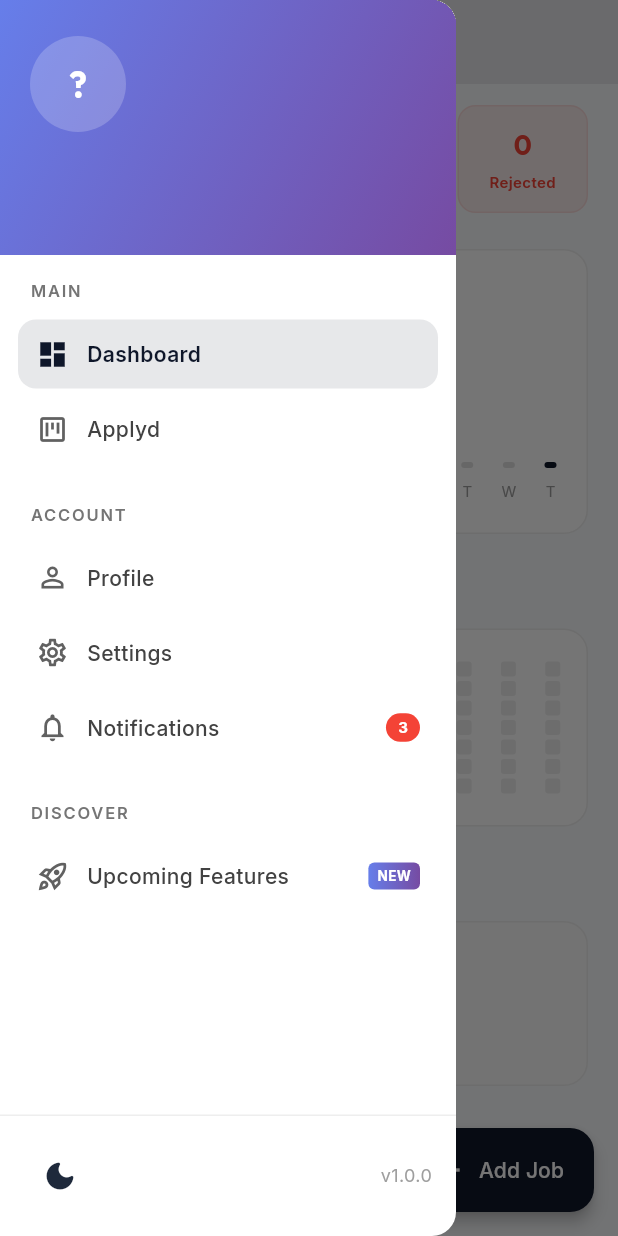
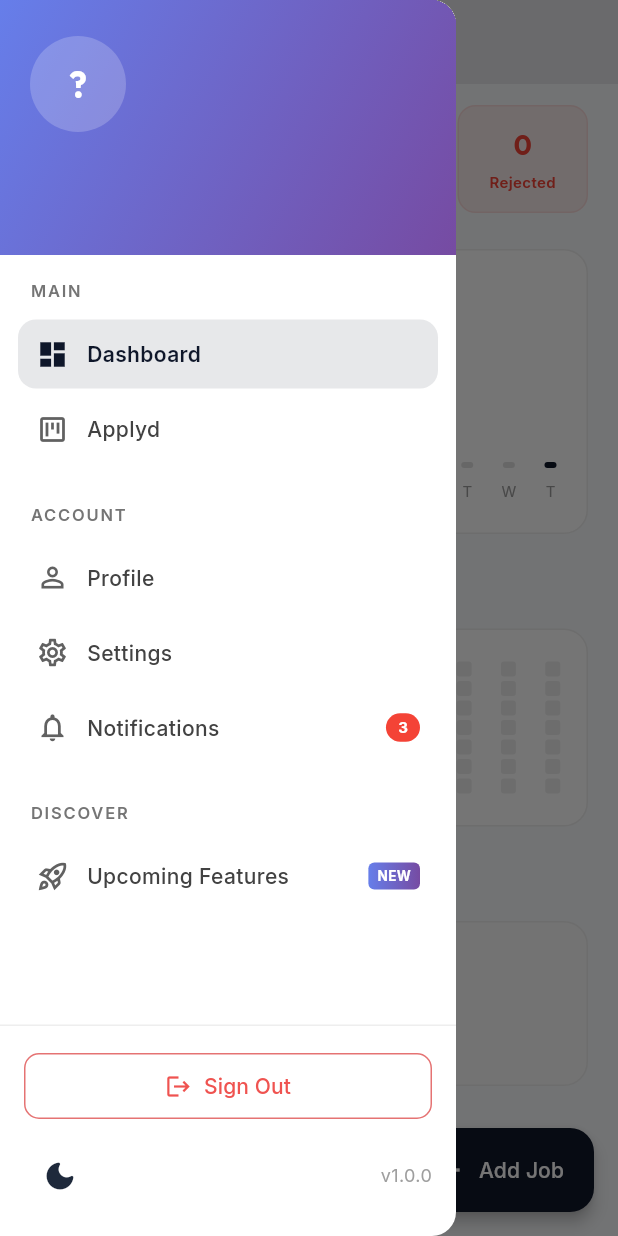
Before and after one commit to Thariq16/Job-Tracker, a Flutter app: the screen it shows once a user with an empty profile is signed in, scrolled down 276 dp, after a tap on the "menu" icon, on a phone screen of 412 x 824 dp. Run offline on Flutter 3.47's test engine with Material 3 defaults, Android fonts, the phone set to English and light mode, and no system bars; our stand-ins replace cloud_firestore, file_picker, firebase_auth, firebase_core, firebase_storage, flutter_riverpod and 3 more; accounts and stored records are empty; statements that could not run were skipped.

Commit message:
feat: Add core UI components including splash screen, login, and app drawer, and configure PWA assets and icons.

```diff
--- a/lib/core/app_drawer.dart
+++ b/lib/core/app_drawer.dart
@@ -174,7 +174,36 @@ class AppDrawer extends ConsumerWidget {
                 ),
               ),
             ),
-            child: Row(
+            child: Column(
+              children: [
+                // Sign Out Button
+                SizedBox(
+                  width: double.infinity,
+                  child: OutlinedButton.icon(
+                    onPressed: () async {
+                      Navigator.pop(context);
+                      await FirebaseAuth.instance.signOut();
+                      if (context.mounted) {
+                        context.go('/login');
+                      }
+                    },
+                    icon: const Icon(Icons.logout, size: 18),
+                    label: Text(
+                      'Sign Out',
+                      style: GoogleFonts.inter(fontWeight: FontWeight.w500),
+                    ),
+                    style: OutlinedButton.styleFrom(
+                      foregroundColor: Colors.red[400],
+                      side: BorderSide(color: Colors.red[300]!),
+                      padding: const EdgeInsets.symmetric(vertical: 12),
+                      shape: RoundedRectangleBorder(
+                        borderRadius: BorderRadius.circular(10),
+                      ),
+                    ),
+                  ),
+                ),
+                const SizedBox(height: 12),
+                Row(
                   children: [
                     // Theme Toggle
                     IconButton(
@@ -193,6 +222,8 @@ class AppDrawer extends ConsumerWidget {
                         fontSize: 12,
                         color: Colors.grey[500],
                       ),
+                    ),
+                  ],
                 ),
               ],
             ),
--- a/lib/features/auth/login_screen.dart
+++ b/lib/features/auth/login_screen.dart
@@ -37,14 +37,18 @@ class _LoginScreenState extends ConsumerState<LoginScreen> {
           child: Column(
             mainAxisAlignment: MainAxisAlignment.center,
             children: [
-              Container(
-                width: 120,
-                height: 120,
-                decoration: BoxDecoration(
-                  color: Colors.indigo.withValues(alpha: 0.1),
-                  shape: BoxShape.circle,
-                ),
-                child: const Icon(Icons.rocket_launch, size: 60, color: Colors.indigo),
+              Builder(
+                builder: (context) {
+                  final isDark = Theme.of(context).brightness == Brightness.dark;
+                  return ClipRRect(
+                    borderRadius: BorderRadius.circular(24),
+                    child: Image.asset(
+                      isDark ? 'assets/icon_dark.png' : 'assets/icon_light.png',
+                      width: 120,
+                      height: 120,
+                    ),
+                  );
+                },
               ),
               const SizedBox(height: 32),
               Text(
--- a/lib/features/splash/splash_screen.dart
+++ b/lib/features/splash/splash_screen.dart
@@ -38,7 +38,19 @@ class _SplashScreenState extends ConsumerState<SplashScreen> {
         child: Column(
           mainAxisAlignment: MainAxisAlignment.center,
           children: [
-             Icon(Icons.rocket_launch, size: 100, color: Theme.of(context).primaryColor),
+             Builder(
+               builder: (context) {
+                 final isDark = Theme.of(context).brightness == Brightness.dark;
+                 return ClipRRect(
+                   borderRadius: BorderRadius.circular(24),
+                   child: Image.asset(
+                     isDark ? 'assets/icon_dark.png' : 'assets/icon_light.png',
+                     width: 100,
+                     height: 100,
+                   ),
+                 );
+               },
+             ),
               const SizedBox(height: 24),
               const CircularProgressIndicator(),
           ],
--- a/pubspec.yaml
+++ b/pubspec.yaml
@@ -38,3 +38,5 @@ flutter:
   uses-material-design: true
   assets:
     - assets/logo.svg
+    - assets/icon_light.png
+    - assets/icon_dark.png
```
Also changed, not shown: assets/icon_dark.png (added), assets/icon_light.png (added), 6 other files. Lines whose indentation alone changed are shown as unchanged.
